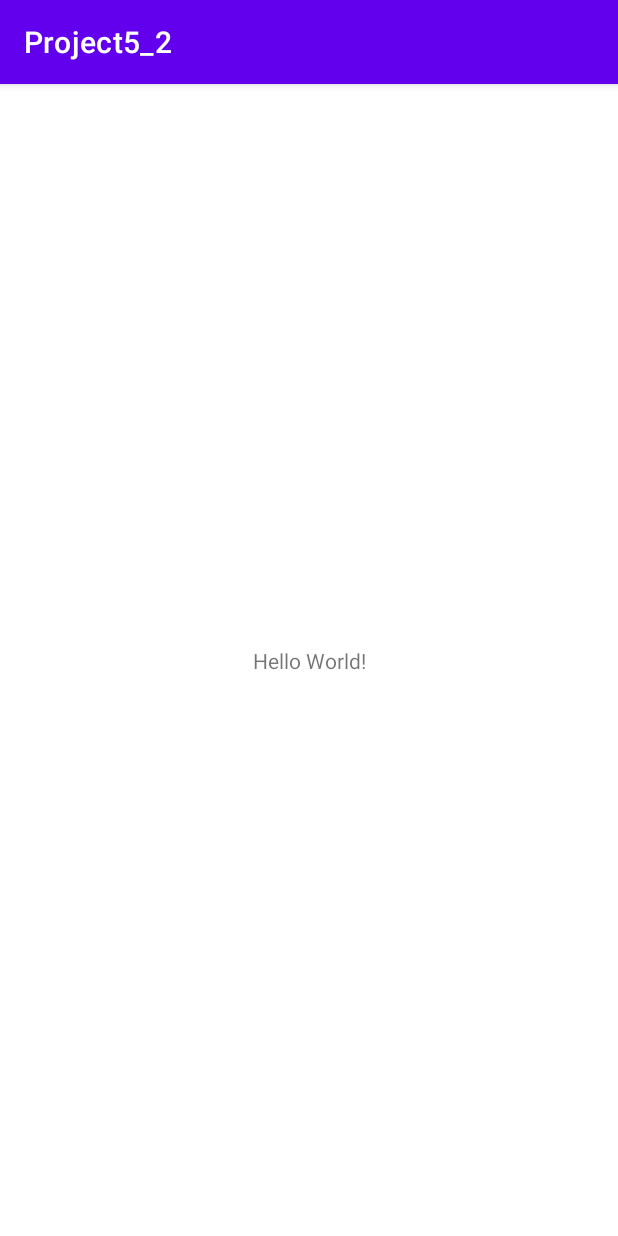
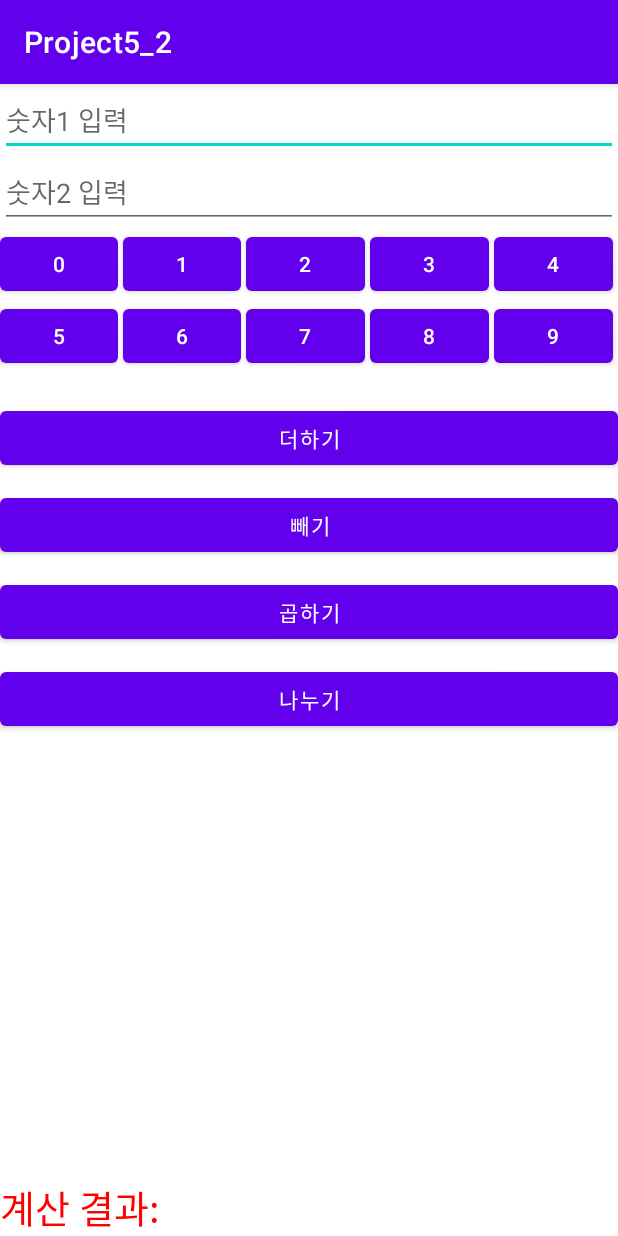
Before and after one commit to jeongnara/Project5_2, an Android app: the screen it shows after launch (MainActivity), on a phone screen of 412 x 824 dp. Run offline under Robolectric (Android 15) with nearby library versions, the phone set to English and light mode, and no system bars.

Commit message:
edit layout commit

```diff
--- a/app/src/main/res/layout/activity_main.xml
+++ b/app/src/main/res/layout/activity_main.xml
@@ -1,18 +1,127 @@
 <?xml version="1.0" encoding="utf-8"?>
-<androidx.constraintlayout.widget.ConstraintLayout xmlns:android="http://schemas.android.com/apk/res/android"
+<LinearLayout xmlns:android="http://schemas.android.com/apk/res/android"
     xmlns:app="http://schemas.android.com/apk/res-auto"
     xmlns:tools="http://schemas.android.com/tools"
     android:layout_width="match_parent"
     android:layout_height="match_parent"
+    android:orientation="vertical"
     tools:context=".MainActivity">
 
-    <TextView
-        android:layout_width="wrap_content"
+    <EditText
+        android:id="@+id/edit1"
+        android:layout_width="match_parent"
         android:layout_height="wrap_content"
-        android:text="Hello World!"
-        app:layout_constraintBottom_toBottomOf="parent"
-        app:layout_constraintLeft_toLeftOf="parent"
-        app:layout_constraintRight_toRightOf="parent"
-        app:layout_constraintTop_toTopOf="parent" />
-
-</androidx.constraintlayout.widget.ConstraintLayout>
+        android:hint="@string/edit_hint1"
+        />
+    <EditText
+        android:id="@+id/edit2"
+        android:layout_width="match_parent"
+        android:layout_height="wrap_content"
+        android:hint="@string/edit_hint2"
+        />
+    <TableLayout
+        android:layout_marginBottom="20dp"
+        android:layout_width="match_parent"
+        android:layout_height="wrap_content">
+        <TableRow
+            android:layout_width="match_parent"
+            android:layout_height="wrap_content">
+            <Button
+                android:layout_width="0dp"
+                android:layout_height="wrap_content"
+                android:layout_marginRight="3dp"
+                android:layout_weight="1"
+                android:text="0"/>
+            <Button
+                android:layout_width="0dp"
+                android:layout_height="wrap_content"
+                android:layout_marginRight="3dp"
+                android:layout_weight="1"
+                android:text="1"/>
+            <Button
+                android:layout_width="0dp"
+                android:layout_height="wrap_content"
+                android:layout_marginRight="3dp"
+                android:layout_weight="1"
+                android:text="2"/>
+            <Button
+                android:layout_width="0dp"
+                android:layout_height="wrap_content"
+                android:layout_marginRight="3dp"
+                android:layout_weight="1"
+                android:text="3"/>
+            <Button
+                android:layout_width="0dp"
+                android:layout_height="wrap_content"
+                android:layout_marginRight="3dp"
+                android:layout_weight="1"
+                android:text="4"/>
+        </TableRow>
+        <TableRow
+            android:layout_width="match_parent"
+            android:layout_height="wrap_content">
+            <Button
+                android:layout_width="0dp"
+                android:layout_height="wrap_content"
+                android:layout_marginRight="3dp"
+                android:layout_weight="1"
+                android:text="5"/>
+            <Button
+                android:layout_width="0dp"
+                android:layout_height="wrap_content"
+                android:layout_marginRight="3dp"
+                android:layout_weight="1"
+                android:text="6"/>
+            <Button
+                android:layout_width="0dp"
+                android:layout_height="wrap_content"
+                android:layout_marginRight="3dp"
+                android:layout_weight="1"
+                android:text="7"/>
+            <Button
+                android:layout_width="0dp"
+                android:layout_height="wrap_content"
+                android:layout_marginRight="3dp"
+                android:layout_weight="1"
+                android:text="8"/>
+            <Button
+                android:layout_width="0dp"
+                android:layout_height="wrap_content"
+                android:layout_marginRight="3dp"
+                android:layout_weight="1"
+                android:text="9"/>
+        </TableRow>
+    </TableLayout>
+    <Button
+        android:layout_width="match_parent"
+        android:layout_height="wrap_content"
+        android:text="@string/btn_plus"
+        android:layout_marginBottom="10dp"/>
+    <Button
+        android:layout_width="match_parent"
+        android:layout_height="wrap_content"
+        android:text="@string/btn_minus"
+        android:layout_marginBottom="10dp"/>
+    <Button
+        android:layout_width="match_parent"
+        android:layout_height="wrap_content"
+        android:text="@string/btn_multi"
+        android:layout_marginBottom="10dp"/>
+    <Button
+        android:layout_width="match_parent"
+        android:layout_height="wrap_content"
+        android:text="@string/btn_divide"
+        android:layout_marginBottom="10dp"/>
+    <LinearLayout
+        android:layout_width="match_parent"
+        android:layout_height="match_parent"
+        android:gravity="bottom"
+        >
+        <TextView
+            android:layout_width="match_parent"
+            android:layout_height="wrap_content"
+            android:textColor="#ff0000"
+            android:textSize="25sp"
+            android:text="@string/text_result"/>
+    </LinearLayout>
+</LinearLayout>
--- a/app/src/main/res/values/strings.xml
+++ b/app/src/main/res/values/strings.xml
@@ -1,3 +1,10 @@
 <resources>
     <string name="app_name">Project5_2</string>
+    <string name="edit_hint1">숫자1 입력</string>
+    <string name="edit_hint2">숫자2 입력</string>
+    <string name="btn_plus">더하기</string>
+    <string name="btn_minus">빼기</string>
+    <string name="btn_multi">곱하기</string>
+    <string name="btn_divide">나누기</string>
+    <string name="text_result">계산 결과:</string>
 </resources>
```
